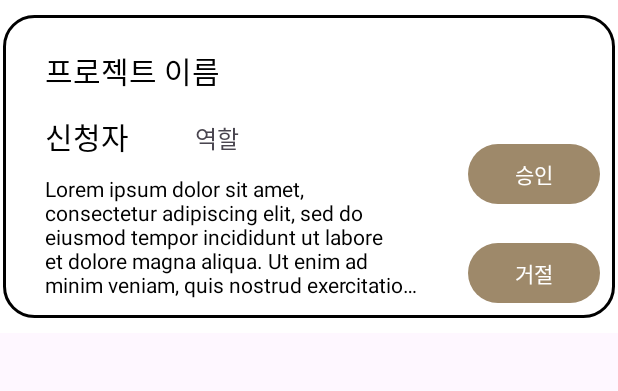
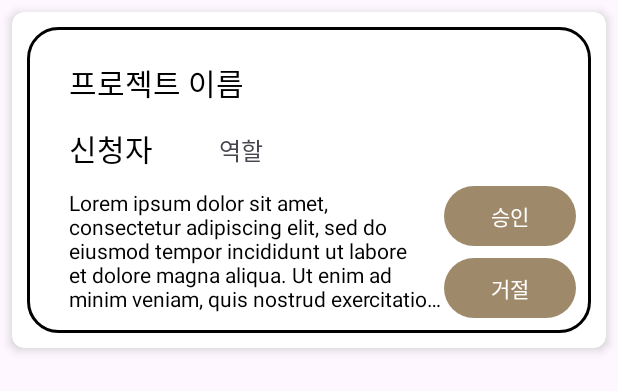
Before and after one commit to Junseo0324/SPA_Android, an Android app: the layout applicant_recycler.xml on its own in the app's theme, with its tools: preview values and no code run, on a phone screen of 412 x 824 dp. Shown: the top 391 px of the screen. Run offline under Robolectric (Android 15) with nearby library versions, the phone set to English and light mode, and no system bars.

Commit message:
Merge pull request #23 from Junseo0324/master
12/28 commit

```diff
--- a/app/src/main/java/com/example/spa_android/ApplicantActivity.kt
+++ b/app/src/main/java/com/example/spa_android/ApplicantActivity.kt
@@ -28,7 +28,10 @@ class ApplicantActivity : AppCompatActivity() , OnApplicantActionListener{
         adapter = ApplicantAdapter(applicantList,this)
         binding.applicantRv.adapter = adapter
         binding.applicantRv.layoutManager = LinearLayoutManager(this)
-
+        // 뒤로 가기 버튼 클릭 시 Activity 종료
+        binding.backBtn.setOnClickListener {
+            finish()
+        }
 
     }
 
--- a/app/src/main/res/layout/applicant_recycler.xml
+++ b/app/src/main/res/layout/applicant_recycler.xml
@@ -1,27 +1,23 @@
 <?xml version="1.0" encoding="utf-8"?>
-<androidx.constraintlayout.widget.ConstraintLayout xmlns:android="http://schemas.android.com/apk/res/android"
+<androidx.cardview.widget.CardView xmlns:android="http://schemas.android.com/apk/res/android"
     xmlns:app="http://schemas.android.com/apk/res-auto"
-    xmlns:tools="http://schemas.android.com/tools"
     android:layout_width="match_parent"
     android:layout_height="wrap_content"
-    android:background="#FFFFFF">
+    app:cardCornerRadius="8dp"
+    app:cardElevation="4dp"
+    android:layout_margin="8dp">
 
     <androidx.constraintlayout.widget.ConstraintLayout
-        android:id="@+id/mainLayout"
-        android:layout_width="wrap_content"
+        android:layout_width="match_parent"
         android:layout_height="wrap_content"
         android:layout_marginStart="10dp"
         android:layout_marginTop="10dp"
         android:layout_marginEnd="10dp"
         android:layout_marginBottom="10dp"
-        android:background="@drawable/background_board"
-        app:layout_constraintBottom_toBottomOf="parent"
-        app:layout_constraintEnd_toEndOf="parent"
-        app:layout_constraintStart_toStartOf="parent"
-        app:layout_constraintTop_toTopOf="parent">
+        android:background="@drawable/background_board">
 
         <TextView
-            android:id="@+id/name_pj"
+            android:id="@+id/namePj"
             android:layout_width="wrap_content"
             android:layout_height="wrap_content"
             android:layout_marginStart="28dp"
@@ -33,7 +29,7 @@
             app:layout_constraintTop_toTopOf="parent" />
 
         <TextView
-            android:id="@+id/project_id"
+            android:id="@+id/projectId"
             android:layout_width="wrap_content"
             android:layout_height="wrap_content"
             android:layout_marginStart="28dp"
@@ -45,7 +41,7 @@
             app:layout_constraintTop_toTopOf="parent" />
 
         <TextView
-            android:id="@+id/preview_pj"
+            android:id="@+id/previewPj"
             android:layout_width="250dp"
             android:layout_height="90dp"
             android:layout_marginStart="28dp"
@@ -63,10 +59,10 @@
             android:layout_width="wrap_content"
             android:layout_height="wrap_content"
             android:layout_marginStart="310dp"
-            android:layout_marginTop="76dp"
+            android:layout_marginTop="96dp"
             android:text="승인"
             app:layout_constraintEnd_toEndOf="parent"
-            app:layout_constraintHorizontal_bias="0.0"
+            app:layout_constraintHorizontal_bias="1.0"
             app:layout_constraintStart_toStartOf="parent"
             app:layout_constraintTop_toTopOf="parent" />
 
@@ -92,9 +88,9 @@
             android:textSize="16sp"
             app:layout_constraintEnd_toEndOf="parent"
             app:layout_constraintHorizontal_bias="0.0"
-            app:layout_constraintStart_toEndOf="@+id/name_pj"
+            app:layout_constraintStart_toEndOf="@+id/namePj"
             app:layout_constraintTop_toTopOf="parent" />
 
     </androidx.constraintlayout.widget.ConstraintLayout>
 
-</androidx.constraintlayout.widget.ConstraintLayout>
+</androidx.cardview.widget.CardView>
```
